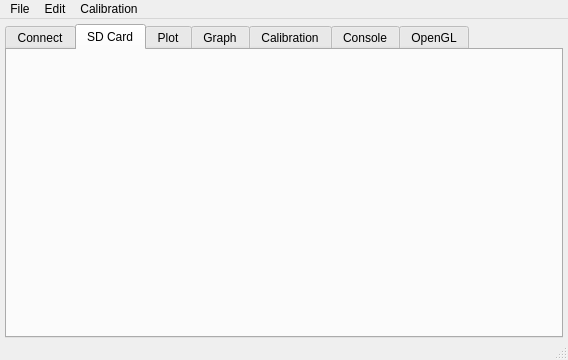
baharev/szte-wsn-code, file tinyos-2.x/trunk/support/cpp/TestShimmer/src/MainWindow.ui: the form before one commit.
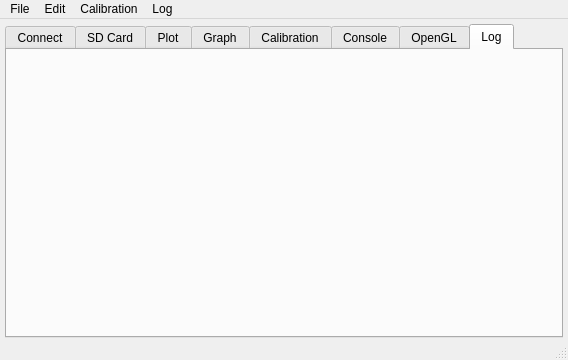
The form after the commit. Icons and pictures are not drawn.

What changed in the file:
```diff
--- a/tinyos-2.x/trunk/support/cpp/TestShimmer/src/MainWindow.ui
+++ b/tinyos-2.x/trunk/support/cpp/TestShimmer/src/MainWindow.ui
@@ -35,7 +35,7 @@
     <item>
      <widget class="QTabWidget" name="tabWidget">
       <property name="currentIndex">
-       <number>1</number>
+       <number>7</number>
       </property>
       <widget class="QWidget" name="connectTab">
        <attribute name="title">
@@ -94,6 +94,12 @@
        </attribute>
        <layout class="QVBoxLayout" name="verticalLayout_6"/>
       </widget>
+      <widget class="QWidget" name="logTab">
+       <attribute name="title">
+        <string>Log</string>
+       </attribute>
+       <layout class="QVBoxLayout" name="verticalLayout_8"/>
+      </widget>
      </widget>
     </item>
    </layout>
@@ -104,7 +110,7 @@
      <x>0</x>
      <y>0</y>
      <width>568</width>
-     <height>24</height>
+     <height>21</height>
     </rect>
    </property>
    <widget class="QMenu" name="menuFile">
@@ -134,9 +140,17 @@
     <addaction name="actionExport"/>
     <addaction name="actionClear"/>
    </widget>
+   <widget class="QMenu" name="menuLog">
+    <property name="title">
+     <string>Log</string>
+    </property>
+    <addaction name="actionAdd_entry"/>
+    <addaction name="actionView_log"/>
+   </widget>
    <addaction name="menuFile"/>
    <addaction name="menuEdit"/>
    <addaction name="menuCalibration"/>
+   <addaction name="menuLog"/>
   </widget>
   <widget class="QStatusBar" name="statusBar"/>
   <action name="actionLoad">
```
Left out of the diff: 10 changed lines with no effect on the pictures.
